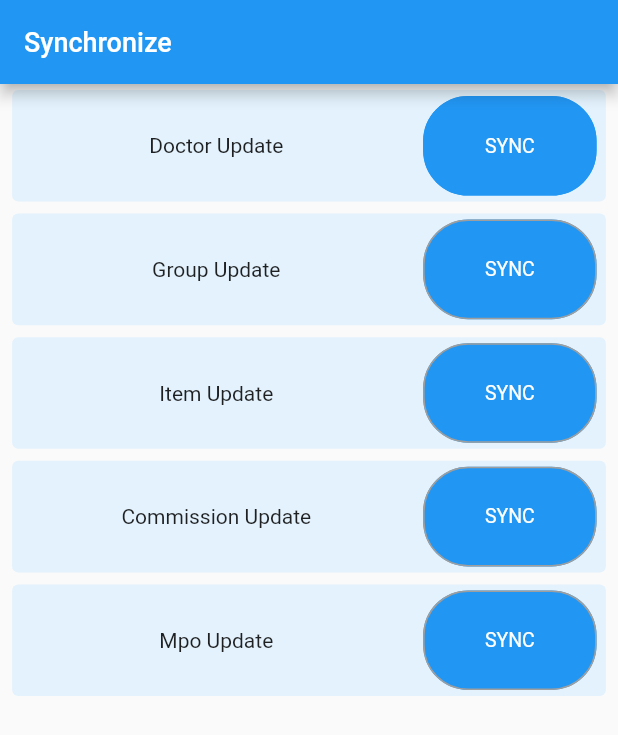
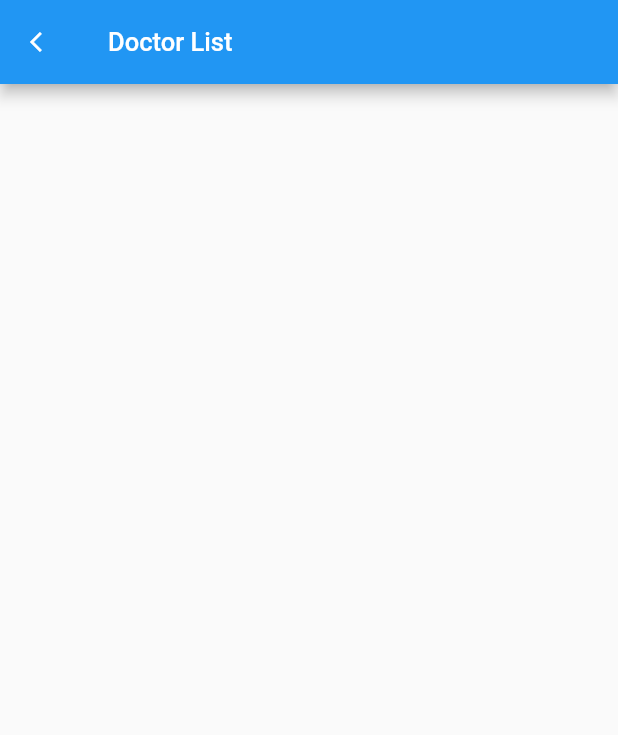
Before and after one commit to zakaria90024/deeplaid_apps_models, a Flutter app: the screen it shows after launch, on a phone screen of 412 x 824 dp. Shown: the top 735 px of the screen. Run offline on Flutter 3.47's test engine with Material 2 defaults, Android fonts, the phone set to English and light mode, and no system bars; our stand-ins replace fluttertoast, sqflite; accounts and stored records are empty; statements that could not run were skipped.

Commit message:
day2 - 19-Feb-2023, 20Feb- Otp, Post Request, 22-DashBoard Design full end.
26-Feb-2023 - Sync Page added. Doctor database Created. stored sql data sqflite.change. delete and insert, data duplicate not solve, data duplicate solve. solve 1, Store Data in sql, update some, error

```diff
--- /dev/null
+++ b/lib/doctor_list/doctorlist.dart
@@ -0,0 +1,67 @@
+import 'package:deeplaid_apps_models/service/Services.dart';
+import 'package:deeplaid_apps_models/sqlitehelper_deeplaid_apps/sqlitehelper.dart';
+import 'package:flutter/material.dart';
+
+import '../model/doctor_model.dart';
+
+class DoctorList extends StatefulWidget {
+  const DoctorList({Key? key}) : super(key: key);
+
+  @override
+  State<DoctorList> createState() => _DoctorListState();
+}
+
+class _DoctorListState extends State<DoctorList> {
+  late List<DoctorModel> doctors;
+  var dbHelper;
+
+
+  @override
+  void initState() {
+    doctors = [];
+    dbHelper = DBHelper();
+    doctors = dbHelper.getDoctors();
+    super.initState();
+  }
+
+
+  @override
+  Widget build(BuildContext context) {
+    final deviceHight = MediaQuery.of(context).size.height;
+    final deviceWidth = MediaQuery.of(context).size.width;
+    return Scaffold(
+      appBar: AppBar(leading: IconButton(
+        icon: Icon(Icons.arrow_back_ios, color: Colors.white, size: 16,),
+        onPressed: () => Navigator.of(context).pop(),
+      ),title: const Text("Doctor List", style: TextStyle(color: Colors.white, fontSize: 17 ),),),
+      body:Center(
+        child: Column(
+          children: [
+            SizedBox(
+              height: deviceHight-90,
+              width: deviceWidth-12,
+              child:
+              ListView.builder(
+                itemCount: doctors.length,
+                itemBuilder: (context, position) {
+                  return Card(
+                    child: Padding(
+                      padding: const EdgeInsets.all(20.0),
+                      child: Text(
+                        doctors[position].toString(),
+                        //position.toString(),
+                        style: TextStyle(fontSize: 22.0),
+                      ),
+                    ),
+                  );
+                },
+              ),
+            )
+          ],
+        ),
+      ),
+    );
+  }
+
+
+}
--- a/lib/main.dart
+++ b/lib/main.dart
@@ -1,4 +1,5 @@
 import 'dart:async';
+import 'package:deeplaid_apps_models/doctor_list/doctorlist.dart';
 import 'package:deeplaid_apps_models/splash_deeplaid_apps/splash.dart';
 import 'package:deeplaid_apps_models/sync_deeplaid_apps/sync.dart';
 import 'package:flutter/material.dart';
@@ -15,7 +16,7 @@ class MyApp extends StatelessWidget {
       theme: ThemeData(
         primarySwatch: Colors.blue,
       ),
-      home: const Sync(),
+      home: const DoctorList(),
       debugShowCheckedModeBanner: false,
     );
   }
--- a/lib/sqlitehelper_deeplaid_apps/sqlitehelper.dart
+++ b/lib/sqlitehelper_deeplaid_apps/sqlitehelper.dart
@@ -148,11 +148,11 @@ class DBHelper {
   }
 
 
-  // Future<List<DoctorModel>> getEmployees() async {
-  //   await db;
-  //   final List<Map<String, Object?>> QueryResult = await _db!.rawQuery('SELECT * FROM $TABLE_DOCTOR_LIST');
-  //   return QueryResult.map((e) => DoctorModel.fromJson(e)).toList();
-  // }
+  Future<List<DoctorModel>> getDoctors() async {
+    await db;
+    final List<Map<String, Object?>> QueryResult = await _db!.rawQuery('SELECT * FROM $TABLE_DOCTOR_LIST');
+    return QueryResult.map((e) => DoctorModel.fromJson(e)).toList();
+  }
   // Future<List<Employee>> getEmployees() async {
   //   var dbClient = await db;
   //   List<Map> maps = await dbClient.query(TABLE, columns: [ID, NAME]);
```
